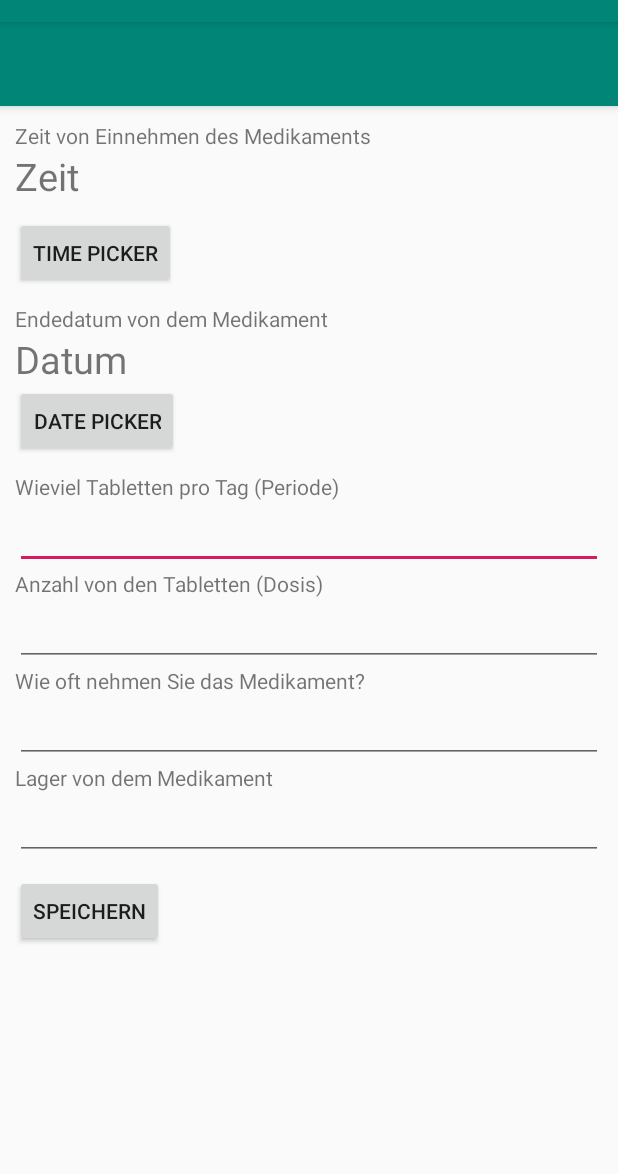
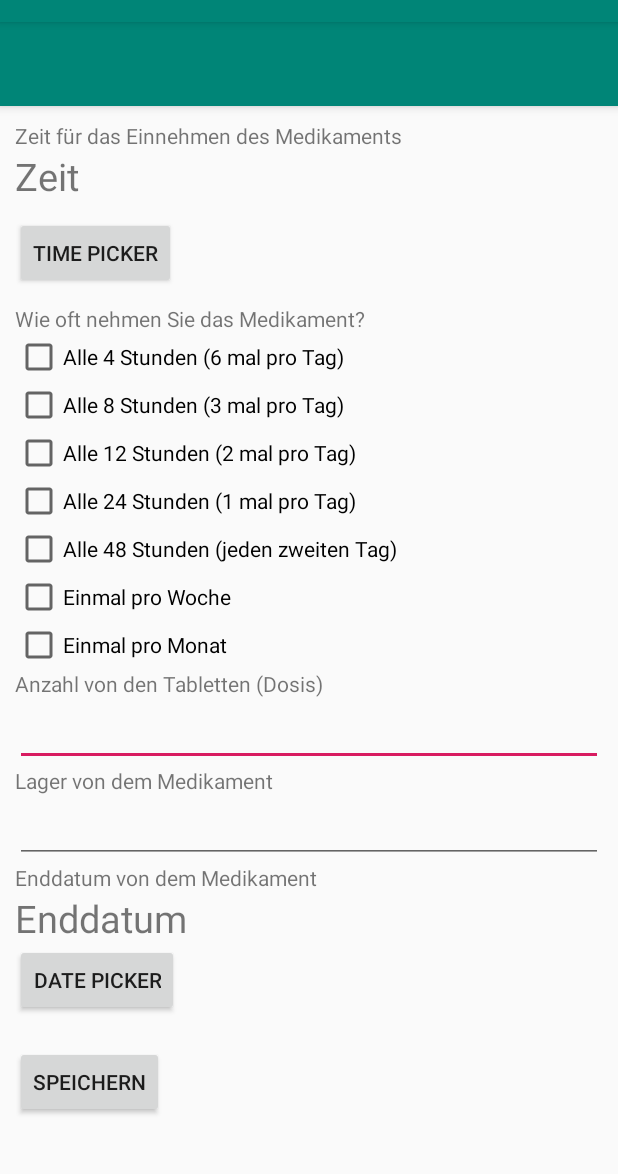
Before and after one commit to gamzef/projectggg1001, an Android app: the MedspeichernActivity2 screen opened directly, with no data from a screen before it, on a phone screen of 412 x 824 dp, the part 62-1236 px from its top. Run offline under Robolectric (Android 15) with nearby library versions, the phone set to English and light mode, and no system bars; our stand-ins replace Firebase (no records; nobody signed in at launch, a user with empty details on screens opened directly).

```diff
--- a/app/src/main/java/com/example/projectggg1001/MedspeichernActivity2.java
+++ b/app/src/main/java/com/example/projectggg1001/MedspeichernActivity2.java
@@ -13,8 +13,10 @@ import android.text.InputType;
 import android.view.MotionEvent;
 import android.view.View;
 import android.widget.Button;
+import android.widget.CheckBox;
 import android.widget.DatePicker;
 import android.widget.EditText;
+import android.widget.LinearLayout;
 import android.widget.TextView;
 import android.widget.TimePicker;
 import android.widget.Toast;
@@ -33,6 +35,11 @@ public class MedspeichernActivity2 extends AppCompatActivity implements TimePick
 
     private Button bt_medspeichern;
     private TextView et_medikamenteinfo1;
+    private TextView et_medikamenteinfo2tv;
+    private TextView et_medikamenteinfo3tv;
+    private TextView et_medikamenteinfo4tv;
+    private TextView et_medikamenteinfo5tv;
+    private TextView et_medikamenteinfo6tv;
     private TextView et_medikamenteinfo2;
     private EditText et_medikamenteinfo3;
     private EditText et_medikamenteinfo4;
@@ -44,8 +51,22 @@ public class MedspeichernActivity2 extends AppCompatActivity implements TimePick
     private String medikamente_dosis;
     private String medikamente_wieoft;
     private String medikamente_lager;
-    TimePickerDialog timePickerDialog;
-    TextView tview; //silinecek
+    private int id1;
+    private int id2;
+    private int id3;
+    private int id4;
+    private int id5;
+    private int hourofDay;
+    private int hourofday1;
+    private int minute1;
+    int minutes;
+    private CheckBox checkBox1;
+    private CheckBox checkBox2;
+    private CheckBox checkBox3;
+    private CheckBox checkBox4;
+    private CheckBox checkBox5;
+    private CheckBox checkBox6;
+    private CheckBox checkBox7;
 
     private FirebaseFirestore firebaseFirestore;
 
@@ -55,14 +76,147 @@ public class MedspeichernActivity2 extends AppCompatActivity implements TimePick
         setContentView(R.layout.activity_medspeichern2);
 
         firebaseFirestore = FirebaseFirestore.getInstance();
-        et_medikamenteinfo1 = (TextView) findViewById(R.id.et_medikamenteinfo1);
-        et_medikamenteinfo2 = (TextView) findViewById(R.id.et_medikamenteinfo2);
-        et_medikamenteinfo3 = (EditText) findViewById(R.id.et_medikamenteinfo3);
-        et_medikamenteinfo4 = (EditText) findViewById(R.id.et_medikamenteinfo4);
-        et_medikamenteinfo5 = (EditText) findViewById(R.id.et_medikamenteinfo5);
-        et_medikamenteinfo6 = (EditText) findViewById(R.id.et_medikamenteinfo6);
-        bt_medspeichern = (Button) findViewById(R.id.button_medspeichern);
+        et_medikamenteinfo1 = (TextView) findViewById(R.id.et_medikamenteinfo1tv);    //ZEİT
+        et_medikamenteinfo2tv = (TextView) findViewById(R.id.et_medikamenteinfo2tv);  //ZEİT
+        et_medikamenteinfo3tv = (TextView) findViewById(R.id.et_medikamenteinfo3tv);  //ZEİT
+        et_medikamenteinfo4tv = (TextView) findViewById(R.id.et_medikamenteinfo4tv);  //ZEİT
+        et_medikamenteinfo5tv = (TextView) findViewById(R.id.et_medikamenteinfo5tv);  //ZEİT
+        et_medikamenteinfo6tv = (TextView) findViewById(R.id.et_medikamenteinfo6tv);  //ZEİT
+        et_medikamenteinfo2 = (TextView) findViewById(R.id.et_medikamenteinfo2);    //DATUM
+        et_medikamenteinfo3 = (EditText) findViewById(R.id.et_medikamenteinfo3);    //DOSİS
+        et_medikamenteinfo4 = (EditText) findViewById(R.id.et_medikamenteinfo4);    //LAGER
+        bt_medspeichern = (Button) findViewById(R.id.button_medspeichern);          //iLAÇ KAYDETME BUTONU
 
+        checkBox1 = (CheckBox) findViewById(R.id.checkbox1);
+        checkBox2 = (CheckBox) findViewById(R.id.checkbox2);
+        checkBox3 = (CheckBox) findViewById(R.id.checkbox3);
+        checkBox4 = (CheckBox) findViewById(R.id.checkbox4);
+        checkBox5 = (CheckBox) findViewById(R.id.checkbox5);
+        checkBox6 = (CheckBox) findViewById(R.id.checkbox6);
+        checkBox7 = (CheckBox) findViewById(R.id.checkbox7);
+
+
+        //önceki intentten ilaç ismi alınır.
+        Intent intent = getIntent();
+        final String medname = intent.getStringExtra("medname");
+
+        checkBox1.setOnClickListener(new View.OnClickListener() {
+            @Override
+            public void onClick(View v) {
+                if(checkBox1.isChecked()){
+                    id1=4;
+                    String basilacaksaatler=(hourofDay+":"+minutes);
+                        for(int i = 0; i < id1;i++){
+                            if(hourofDay+4<24) {
+                                basilacaksaatler = insertString(basilacaksaatler, ", "+(hourofDay + 4) + ":" + minutes,0);
+                                hourofDay=hourofDay+4;
+                            }else{
+                                hourofDay=hourofDay%24;
+                                break;
+                            }
+                        }
+                    et_medikamenteinfo1.setText(basilacaksaatler);
+                }
+            }
+        });
+        checkBox2.setOnClickListener(new View.OnClickListener() {
+            @Override
+            public void onClick(View v) {
+                if(checkBox2.isChecked()){
+                    id1=8;  //kaç saatte bir saatlerin yazılacağı
+                    String basilacaksaatler=(hourofDay+":"+minutes);
+                    for(int i = 0; i < id1;i++){
+                        if(hourofDay+8<24) {
+                            basilacaksaatler = insertString(basilacaksaatler, ", "+(hourofDay + 8) + ":" + minutes,0);
+                            hourofDay=hourofDay+8;
+                        }else{
+                            hourofDay=hourofDay%24;
+                            break;
+                        }
+                    }
+                    et_medikamenteinfo1.setText(basilacaksaatler);
+                }
+            }
+        });
+
+        //Bİ PROBLEM VAR BAK BAKALIM!!!!!!!!!!!!!!!!!!!!!!!éééééééééééééééééééééééééééééééééééé!!!!!!!!!!!!!!!!!!!!!!!!!!!!!!!!!!!!ééééééééééé!!!!!!!!!!!!!!!!!!!!
+        checkBox3.setOnClickListener(new View.OnClickListener() {
+            @Override
+            public void onClick(View v) {
+                if(checkBox1.isChecked()){
+                    id1=12;
+                    String basilacaksaatler=(hourofDay+":"+minutes);
+                    for(int i = 0; i < id1;i++){
+                        if(hourofDay+12<24) {
+                            basilacaksaatler = insertString(basilacaksaatler, ", "+(hourofDay + 12) + ":" + minutes,0);
+                            hourofDay=hourofDay+12;
+                        }else{
+                            hourofDay=hourofDay%24;
+                            break;
+                        }
+                    }
+                    et_medikamenteinfo1.setText(basilacaksaatler);
+                }
+            }
+        });
+        checkBox4.setOnClickListener(new View.OnClickListener() {
+            @Override
+            public void onClick(View v) {
+                if(checkBox1.isChecked()){
+                    id1=24;
+                    String basilacaksaatler=(hourofDay+":"+minutes);
+                    for(int i = 0; i < id1;i++){
+                        if(hourofDay+24<24) {
+                            basilacaksaatler = insertString(basilacaksaatler, ", "+(hourofDay + 24) + ":" + minutes,0);
+                            hourofDay=hourofDay+24;
+                        }else{
+                            hourofDay=hourofDay%24;
+                            break;
+                        }
+                    }
+                    et_medikamenteinfo1.setText(basilacaksaatler);
+                }
+            }
+        });
+        checkBox5.setOnClickListener(new View.OnClickListener() {
+            @Override
+            public void onClick(View v) {
+                if(checkBox1.isChecked()){
+                    id1=48;
+                    String basilacaksaatler=(hourofDay+":"+minutes);
+                    for(int i = 0; i < id1;i++){
+                        if(hourofDay+48<24) {
+                            basilacaksaatler = insertString(basilacaksaatler, ", "+(hourofDay + 48) + ":" + minutes,0);
+                            hourofDay=hourofDay+48;
+                        }else{
+                            hourofDay=hourofDay%24;
+                            break;
+                        }
+                    }
+                    et_medikamenteinfo1.setText(basilacaksaatler);
+                }
+            }
+        });
+        checkBox6.setOnClickListener(new View.OnClickListener() {
+            @Override
+            public void onClick(View v) {
+                if(checkBox1.isChecked()){
+                    id1=7;
+                    String basilacaksaatler=(hourofDay+":"+minutes);
+                    et_medikamenteinfo1.setText(basilacaksaatler);
+                }
+            }
+        });
+        checkBox7.setOnClickListener(new View.OnClickListener() {
+            @Override
+            public void onClick(View v) {
+                if(checkBox1.isChecked()){
+                    id1=30;
+                    String basilacaksaatler=(hourofDay+":"+minutes);
+                    et_medikamenteinfo1.setText(basilacaksaatler);
+                }
+            }
+        });
         Button button = (Button) findViewById(R.id.medikamenteinfo1);
         button.setOnClickListener(new View.OnClickListener() {
             @Override
@@ -81,31 +235,65 @@ public class MedspeichernActivity2 extends AppCompatActivity implements TimePick
             }
         });
 
-        //medikamente_zeit = et_medikamenteinfo1.getText().toString();
-        //medikamente_datum = et_medikamenteinfo2.getText().toString();
-        medikamente_periode = et_medikamenteinfo3.getText().toString();
-        medikamente_dosis = et_medikamenteinfo4.getText().toString();
-        medikamente_wieoft = et_medikamenteinfo5.getText().toString();
-        medikamente_lager = et_medikamenteinfo6.getText().toString();
+        //medikamente_dosis = et_medikamenteinfo3.getText().toString();
+        //medikamente_lager = et_medikamenteinfo4.getText().toString();
 
-        //önceki intentten ilaç ismi alınır.
-        Intent intent = getIntent();
-        String medname = intent.getStringExtra("medname");
-
-        //ÇALIŞMIYOR
-        et_medikamenteinfo1.setOnTouchListener(new View.OnTouchListener() {
+        bt_medspeichern.setOnClickListener(new View.OnClickListener() {
             @Override
-            public boolean onTouch(View v, MotionEvent event) {
-                DialogFragment timePicker = new TimePickerFragment();
-                timePicker.show(getSupportFragmentManager(),"time picker");
-                //ilackaydet(medikamente_zeit,medikamente_datum,medikamente_periode,medikamente_dosis,medikamente_wieoft,medikamente_lager);
-                return false;
+            public void onClick(View v) {
+                medikamente_dosis = et_medikamenteinfo3.getText().toString();
+                medikamente_lager = et_medikamenteinfo4.getText().toString();
+                HashMap<String, Object> addMed1 = new HashMap<>();
+                addMed1.put("medikamentename",medname);
+                addMed1.put("medikamentezeit",hourofday1);
+                addMed1.put("medikamenteminute",minute1);
+                addMed1.put("medikamentewieoft",id1);
+                addMed1.put("medikamenteenddatum",medikamente_zeit);
+                addMed1.put("medikamentedosis",medikamente_dosis);
+                addMed1.put("medikamentelager",medikamente_lager);
+                firebaseFirestore.collection("medikamente").add(addMed1).addOnSuccessListener(new OnSuccessListener<DocumentReference>() {
+                    @Override
+                    public void onSuccess(DocumentReference documentReference) {
+                        Intent intent = new Intent(MedspeichernActivity2.this,MainActivity.class);
+                        intent.addFlags(Intent.FLAG_ACTIVITY_CLEAR_TOP);
+                        startActivity(intent);
+                    }
+                }).addOnFailureListener(new OnFailureListener() {
+                    @Override
+                    public void onFailure(@NonNull Exception e) {
+                        Toast.makeText(MedspeichernActivity2.this,e.getLocalizedMessage().toString(),Toast.LENGTH_LONG).show();
+                    }
+                });
             }
         });
+
+    }
+
+    //Insert a String into another String
+    public static String insertString(
+            String originalString,
+            String stringToBeInserted,
+            int index)
+    {
+        index=originalString.length();
+        // Create a new StringBuffer
+        StringBuffer newString
+                = new StringBuffer(originalString);
+
+        // Insert the strings to be inserted
+        // using insert() method
+        newString.insert(index, stringToBeInserted);
+
+        // return the modified String
+        return newString.toString();
     }
 
     @Override
     public void onTimeSet(TimePicker view, int hourOfDay, int minute) {
+        hourofDay = hourOfDay;
+        hourofday1 = hourOfDay;
+        minute1 = minute;
+        minutes=minute;
         et_medikamenteinfo1.setText(hourOfDay + ":" + minute);
     }
 
@@ -118,29 +306,7 @@ public class MedspeichernActivity2 extends AppCompatActivity implements TimePick
         String currentDateString = DateFormat.getDateInstance(DateFormat.FULL).format(c.getTime());
 
         et_medikamenteinfo2.setText(currentDateString);
+        medikamente_zeit=currentDateString;
     }
 
-    private void ilackaydet(String et_medikamenteinfo1, String et_medikamenteinfo2, String et_medikamenteinfo3, String et_medikamenteinfo4, String et_medikamenteinfo5, String et_medikamenteinfo6){
-        HashMap<String, Object> addMed1 = new HashMap<>();
-        addMed1.put("medikamentezeit",et_medikamenteinfo1);
-        addMed1.put("medikamenteendedatum",et_medikamenteinfo2);
-        addMed1.put("medikamenteperiode",et_medikamenteinfo3);
-        addMed1.put("medikamentedosis",et_medikamenteinfo4);
-        addMed1.put("medikamentewieoft",et_medikamenteinfo5);
-        addMed1.put("medikamentelager",et_medikamenteinfo6);
-
-        firebaseFirestore.collection("medikamente").add(addMed1).addOnSuccessListener(new OnSuccessListener<DocumentReference>() {
-            @Override
-            public void onSuccess(DocumentReference documentReference) {
-
-
-            }
-        }).addOnFailureListener(new OnFailureListener() {
-            @Override
-            public void onFailure(@NonNull Exception e) {
-                Toast.makeText(MedspeichernActivity2.this,e.getLocalizedMessage().toString(),Toast.LENGTH_LONG).show();
-            }
-        });
-
-    }
 }
--- a/app/src/main/java/com/example/projectggg1001/ui/home/HomeFragment.java
+++ b/app/src/main/java/com/example/projectggg1001/ui/home/HomeFragment.java
@@ -25,7 +25,6 @@ public class HomeFragment extends Fragment {
             @Override
             public void onClick(View v) {
                 Intent in = new Intent(getActivity(), MedspeichernActivity.class);
-                in.putExtra("some","some data");
                 startActivity(in);
             }
         });
--- a/app/src/main/res/layout/content_medspeichern2.xml
+++ b/app/src/main/res/layout/content_medspeichern2.xml
@@ -18,20 +18,59 @@
         <TextView
             android:layout_width="wrap_content"
             android:layout_height="wrap_content"
-            android:text="Zeit von Einnehmen des Medikaments">
+            android:text="Zeit für das Einnehmen des Medikaments">
 
         </TextView>
 
-        <TextView
+        <LinearLayout
             android:layout_width="wrap_content"
             android:layout_height="wrap_content"
-            android:id="@+id/et_medikamenteinfo1"
-            android:text="Zeit"
-            android:textSize="25dp"
-            android:ems="10"
-            android:layout_marginBottom="10dp">
+            android:orientation="horizontal">
+            <TextView
+                android:layout_width="wrap_content"
+                android:layout_height="wrap_content"
+                android:id="@+id/et_medikamenteinfo1tv"
+                android:text="Zeit"
+                android:textSize="25dp"
+                android:layout_marginBottom="10dp">
+            </TextView>
+            <TextView
+                android:layout_width="wrap_content"
+                android:layout_height="wrap_content"
+                android:id="@+id/et_medikamenteinfo2tv"
+                android:textSize="25dp"
+                android:layout_marginBottom="10dp">
 
-        </TextView>
+            </TextView>
+            <TextView
+                android:layout_width="wrap_content"
+                android:layout_height="wrap_content"
+                android:id="@+id/et_medikamenteinfo3tv"
+                android:textSize="25dp"
+                android:layout_marginBottom="10dp">
+            </TextView>
+            <TextView
+                android:layout_width="wrap_content"
+                android:layout_height="wrap_content"
+                android:id="@+id/et_medikamenteinfo4tv"
+                android:textSize="25dp"
+                android:layout_marginBottom="10dp">
+            </TextView>
+            <TextView
+                android:layout_width="wrap_content"
+                android:layout_height="wrap_content"
+                android:id="@+id/et_medikamenteinfo5tv"
+                android:textSize="25dp"
+                android:layout_marginBottom="10dp">
+            </TextView>
+            <TextView
+                android:layout_width="wrap_content"
+                android:layout_height="wrap_content"
+                android:id="@+id/et_medikamenteinfo6tv"
+                android:textSize="25dp"
+                android:layout_marginBottom="10dp">
+            </TextView>
+        </LinearLayout>
 
         <Button
             android:layout_width="wrap_content"
@@ -39,37 +78,61 @@
             android:id="@+id/medikamenteinfo1"
             android:text="time picker"
             android:layout_marginBottom="10dp">
-
         </Button>
 
         <TextView
             android:layout_width="wrap_content"
             android:layout_height="wrap_content"
-            android:text="Endedatum von dem Medikament">
+            android:text="Wie oft nehmen Sie das Medikament?">
 
         </TextView>
+        <CheckBox
+            android:layout_width="wrap_content"
+            android:layout_height="wrap_content"
+            android:text="Alle 4 Stunden (6 mal pro Tag)"
+            android:id="@+id/checkbox1">
+        </CheckBox>
+        <CheckBox
+            android:layout_width="wrap_content"
+            android:layout_height="wrap_content"
+            android:text="Alle 8 Stunden (3 mal pro Tag)"
+            android:id="@+id/checkbox2">
+        </CheckBox>
+        <CheckBox
+            android:layout_width="wrap_content"
+            android:layout_height="wrap_content"
+            android:text="Alle 12 Stunden (2 mal pro Tag)"
+            android:id="@+id/checkbox3">
+        </CheckBox>
+        <CheckBox
+            android:layout_width="wrap_content"
+            android:layout_height="wrap_content"
+            android:text="Alle 24 Stunden (1 mal pro Tag)"
+            android:id="@+id/checkbox4">
+        </CheckBox>
+        <CheckBox
+            android:layout_width="wrap_content"
+            android:layout_height="wrap_content"
+            android:text="Alle 48 Stunden (jeden zweiten Tag)"
+            android:id="@+id/checkbox5">
+        </CheckBox>
+        <CheckBox
+            android:layout_width="wrap_content"
+            android:layout_height="wrap_content"
+            android:text="Einmal pro Woche"
+            android:id="@+id/checkbox6">
+        </CheckBox>
+        <CheckBox
+            android:layout_width="wrap_content"
+            android:layout_height="wrap_content"
+            android:text="Einmal pro Monat"
+            android:id="@+id/checkbox7">
+        </CheckBox>
 
         <TextView
             android:layout_width="wrap_content"
             android:layout_height="wrap_content"
-            android:textSize="25dp"
-            android:text="Datum"
-            android:id="@+id/et_medikamenteinfo2">
-
-        </TextView>
-
-        <Button
-            android:layout_width="wrap_content"
-            android:layout_height="wrap_content"
-            android:id="@+id/medikamenteinfo2"
-            android:text="date picker"
-            android:layout_marginBottom="10dp">
-        </Button>
-
-        <TextView
-            android:layout_width="wrap_content"
-            android:layout_height="wrap_content"
-            android:text="Wieviel Tabletten pro Tag (Periode)">
+            android:text="Anzahl von den Tabletten (Dosis)">
 
         </TextView>
         <EditText
@@ -77,12 +140,12 @@
             android:layout_width="match_parent"
             android:layout_height="wrap_content"
             android:ems="10"
-            android:inputType="textPersonName" />
+            android:inputType="number" />
 
         <TextView
             android:layout_width="wrap_content"
             android:layout_height="wrap_content"
-            android:text="Anzahl von den Tabletten (Dosis)">
+            android:text="Lager von dem Medikament">
 
         </TextView>
         <EditText
@@ -95,28 +158,26 @@
         <TextView
             android:layout_width="wrap_content"
             android:layout_height="wrap_content"
-            android:text="Wie oft nehmen Sie das Medikament?">
+            android:text="Enddatum von dem Medikament">
 
         </TextView>
-        <EditText
-            android:id="@+id/et_medikamenteinfo5"
-            android:layout_width="match_parent"
-            android:layout_height="wrap_content"
-            android:ems="10"
-            android:inputType="textPersonName" />
 
         <TextView
             android:layout_width="wrap_content"
             android:layout_height="wrap_content"
-            android:text="Lager von dem Medikament">
+            android:textSize="25dp"
+            android:text="Enddatum"
+            android:id="@+id/et_medikamenteinfo2">
 
         </TextView>
-        <EditText
-            android:id="@+id/et_medikamenteinfo6"
-            android:layout_width="match_parent"
+
+        <Button
+            android:layout_width="wrap_content"
             android:layout_height="wrap_content"
-            android:ems="10"
-            android:inputType="textPersonName" />
+            android:id="@+id/medikamenteinfo2"
+            android:text="date picker"
+            android:layout_marginBottom="10dp">
+        </Button>
 
         <Button
             android:layout_width="wrap_content"
```
Also changed, not shown: app/src/main/java/com/example/projectggg1001/MainActivity.java (+0 -19 lines), app/src/main/java/com/example/projectggg1001/ui/mmedikamente/MMedikamenteFragment.java (+36 -0 lines).
